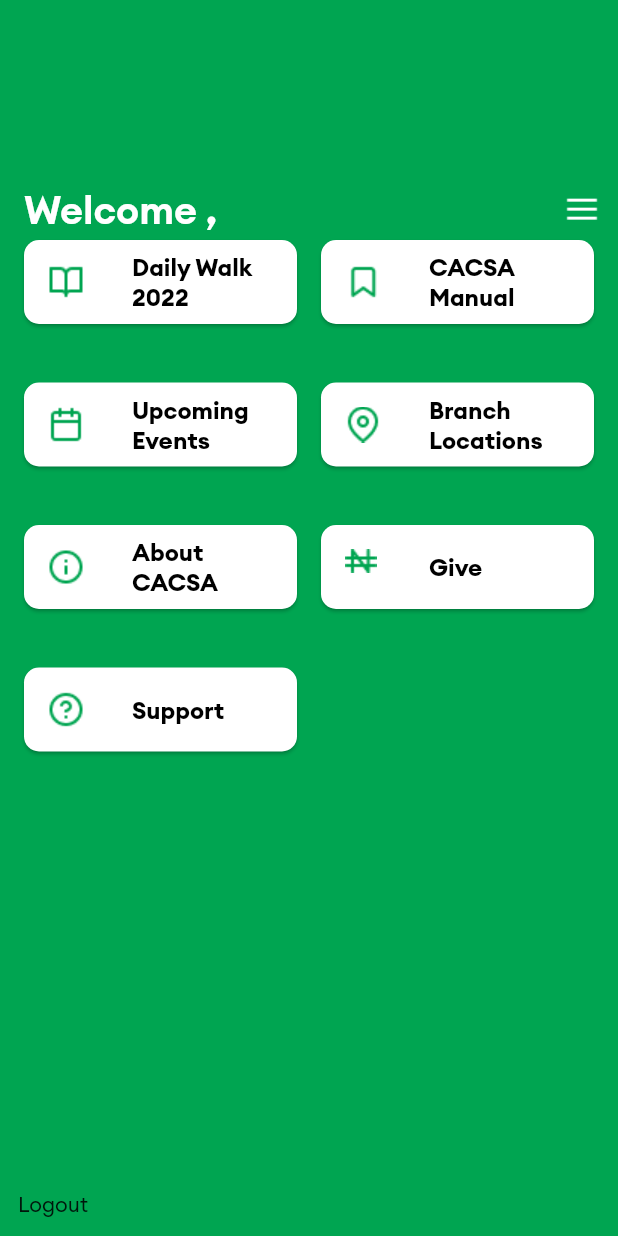
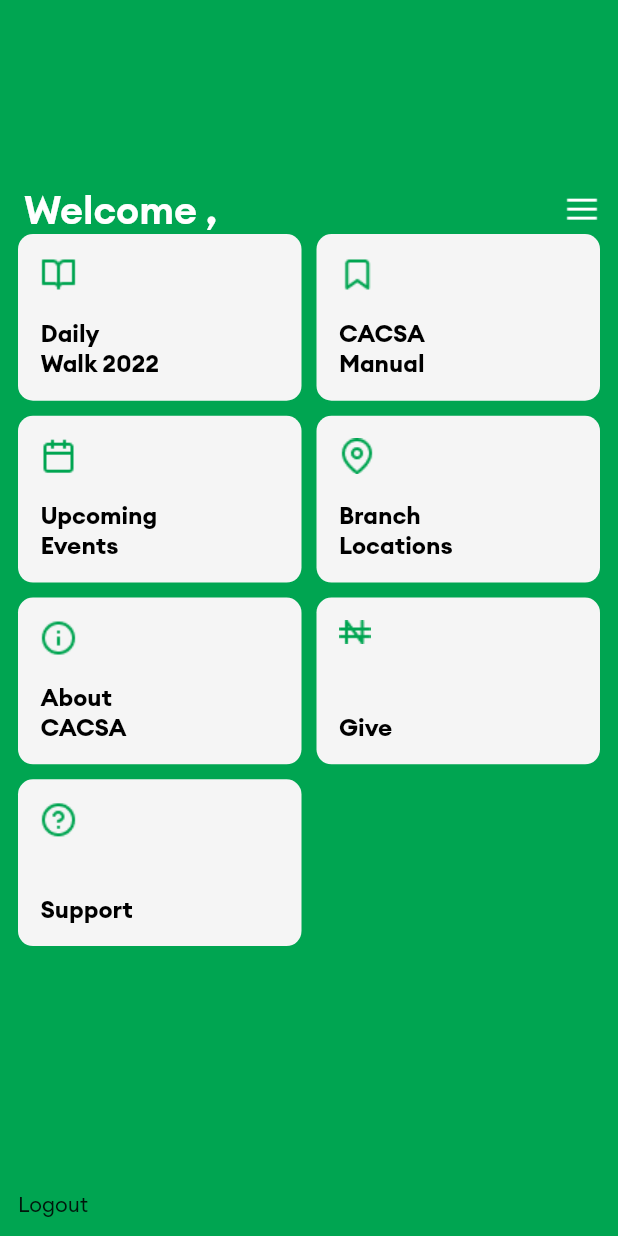
Before and after one commit to YemiKrist/Devotion, a Flutter app: the screen it shows once a user with an empty profile is signed in, on a phone screen of 412 x 824 dp. Run offline on Flutter 3.47's test engine with Material 2 defaults, Android fonts, the light colour scheme and no system bars; our stand-ins replace cloud_firestore, firebase_auth, firebase_core, get; accounts and stored records are empty.

Commit message:
Dev changes

```diff
--- a/lib/commons/input_textfield.dart
+++ b/lib/commons/input_textfield.dart
@@ -5,6 +5,7 @@
   final bool obscureText;
   final TextEditingController? controller;
   final validator;
+  final keyboardType;
 
   const InputTextField({
     Key? key,
@@ -12,6 +13,7 @@
     required this.obscureText,
     this.controller,
     this.validator,
+    this.keyboardType,
   }) : super(key: key);
 
   @override
@@ -29,6 +31,7 @@
         TextFormField(
           controller: controller,
           validator: validator,
+          keyboardType: keyboardType,
           obscureText: obscureText ? obscureText : false,
           decoration: const InputDecoration(
               contentPadding: EdgeInsets.symmetric(vertical: 0, horizontal: 10),
--- a/lib/constants/assets_path.dart
+++ b/lib/constants/assets_path.dart
@@ -1,6 +1,7 @@
 const String imageAssetRoot = "assets/";
 
 final String splashLogo = _getImagePath("logo.png");
+final String successCheck = _getImagePath("check.png");
 final String manualsIcon = _getImagePath("icons/manual.png");
 final String ArrowIcon = _getImagePath("icons/arrow.png");
 final String hamBurger = _getImagePath("icons/Hambuger.png");
--- a/lib/constants/menuItems.dart
+++ b/lib/constants/menuItems.dart
@@ -3,11 +3,11 @@
 class MenuItems {
   static List<Menu> getMenuItems() {
     return [
-      Menu(name: 'Daily Walk 2022', icon: 'book_open', route: 'months'),
-      Menu(name: 'CACSA Manual', icon: 'bookmark', route: 'manuals'),
-      Menu(name: 'Upcoming Events', icon: 'calendar', route: 'events'),
-      Menu(name: 'Branch Locations', icon: 'map_pin', route: 'branches'),
-      Menu(name: 'About CACSA', icon: 'info', route: 'about'),
+      Menu(name: 'Daily\nWalk 2022', icon: 'book_open', route: 'months'),
+      Menu(name: 'CACSA\nManual', icon: 'bookmark', route: 'manuals'),
+      Menu(name: 'Upcoming\nEvents', icon: 'calendar', route: 'events'),
+      Menu(name: 'Branch\nLocations', icon: 'map_pin', route: 'branches'),
+      Menu(name: 'About\nCACSA', icon: 'info', route: 'about'),
       Menu(name: 'Give', icon: 'naira', route: 'give'),
       Menu(name: 'Support', icon: 'help_circle', route: 'support')
     ];
--- a/lib/screens/welcome_page.dart
+++ b/lib/screens/welcome_page.dart
@@ -1,5 +1,4 @@
 import 'package:cacsa/screens/auth/auth_controller.dart';
-import 'package:cacsa/screens/months_screen.dart';
 import 'package:cacsa/utils/colors.dart';
 import 'package:cacsa/utils/widget_functions.dart';
 import 'package:flutter/material.dart';
@@ -43,50 +42,60 @@
                 ],
               ),
               Expanded(
+                child: Container(
                     child: GridView.builder(
                   gridDelegate: const SliverGridDelegateWithFixedCrossAxisCount(
                     crossAxisCount: 2,
-                    crossAxisSpacing: 8,
-                    mainAxisSpacing: 0,
-                    childAspectRatio: 2),
-                shrinkWrap: true,
-                physics: const BouncingScrollPhysics(),
+                    mainAxisSpacing: 10,
+                    crossAxisSpacing: 10,
+                    childAspectRatio: 1.7,
+                  ),
                   itemCount: menuItems.length,
                   itemBuilder: (BuildContext cont, int index) {
                     return GestureDetector(
-                    onTap: () => Get.to(const Months()),
-                    child: SizedBox(
-                      height: 130,
+                      onTap: () => Get.toNamed('/${menuItems[index].route}'),
                       child: Container(
-                        //margin: const EdgeInsets.all(12),
-                        child: Stack(
+                        alignment: Alignment.topLeft,
+                        padding: const EdgeInsets.all(15),
+                        decoration: BoxDecoration(
+                            borderRadius: BorderRadius.circular(10.0),
+                            color: splashBackgroundColor),
+                        child: Column(
+                          mainAxisAlignment: MainAxisAlignment.spaceBetween,
+                          crossAxisAlignment: CrossAxisAlignment.start,
                           children: [
-                            // Positioned.fill(
-                            Card(
-                                shape: RoundedRectangleBorder(
-                                    borderRadius: BorderRadius.circular(10.0)),
-                                child: ListTile(
-                                  leading: Image(
-                                    image: AssetImage(
+                            Image.asset(
                                 'assets/icons/${menuItems[index].icon}.png'),
-                                  ),
-                                  title: Text(
+                            addVerticalSpace(10),
+                            Text(
                               menuItems[index].name,
                               style: themeData.textTheme.headline4,
                             ),
-                                  // subtitle: Text(daily_walks[index].topic,),
-                                  onTap: () {
-                                    String name = "MONTHS";
-                                    Get.toNamed('/${menuItems[index].route}');
-                                  },
-                                )),
                           ],
                         ),
-                      ),
+                        // child: ListTile(
+                        //   dense: true,
+                        //   visualDensity:
+                        //       const VisualDensity(vertical: 1),
+                        //   leading: Image(
+                        //     image: AssetImage(
+                        //         'assets/icons/${menuItems[index].icon}.png'),
+                        //   ),
+                        //   title: Text(
+                        //     menuItems[index].name,
+                        //     style: themeData.textTheme.headline4,
+                        //   ),
+                        //   // subtitle: Text(daily_walks[index].topic,),
+                        //   onTap: () {
+                        //     String name = "MONTHS";
+                        //     Get.toNamed('/${menuItems[index].route}');
+                        //   },
+                        // )
                       ),
                     );
                   },
                 )),
+              ),
               GestureDetector(
                 onTap: () {
                   AuthController.instance.logout();
--- a/pubspec.yaml
+++ b/pubspec.yaml
@@ -38,6 +38,7 @@
   firebase_core: ^1.20.0
   firebase_auth: ^3.5.1
   cloud_firestore: ^3.4.2
+  flutterwave_standard: 1.0.2
 
 flutter_native_splash:
   color: "#F5F5F5"
```
Also changed, not shown: lib/screens/auth/auth_controller.dart (+17 -10 lines), lib/screens/auth/login_view.dart (+17 -3 lines), lib/screens/auth/signUp_view.dart (+57 -11 lines), lib/screens/auth/success_view.dart (+10 -5 lines), assets/check.png (added), pubspec.lock. Lines whose indentation alone changed are shown as unchanged.
